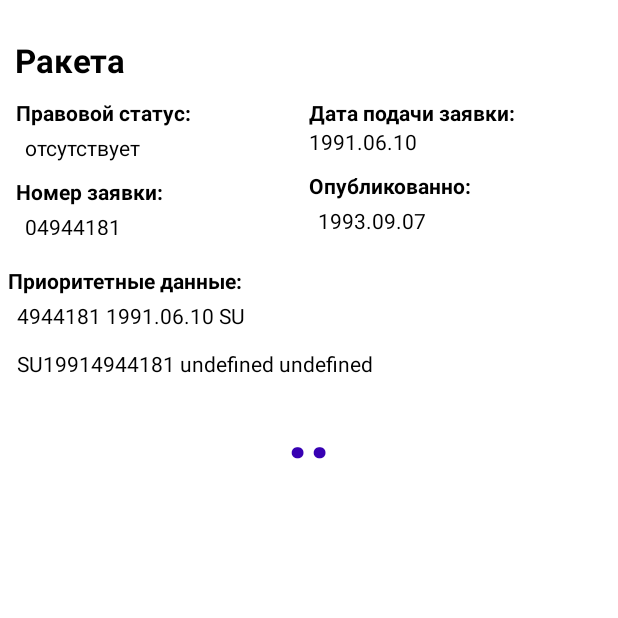
After one commit to bratusev07/RequestRosPat, an Android app: the fragment ItemFragment placed in its activity, on a phone screen of 412 x 824 dp, the top half of it. The commit adds this screen. Run offline under Robolectric (Android 15) with nearby library versions, the phone set to English and light mode, and no system bars; 1 statement that could not run was skipped.

Commit message:
Добавил обработку свайппов для переключения доп информации

```diff
--- a/app/src/main/java/com/example/requestrospat/ArrayAdapter.java
+++ b/app/src/main/java/com/example/requestrospat/ArrayAdapter.java
@@ -54,12 +54,12 @@ public class ArrayAdapter extends BaseAdapter {
         author = author.trim();
         title = properCase(title);
 
+        author = author.toUpperCase();
+
         ((TextView) view.findViewById(R.id.title)).setText(title);
-        ((TextView) view.findViewById(R.id.author)).setText("Автор " +
-                properCase(author.split(" ")[0]) + " " + properCase(author.split(" ")[1]) +
-                " " + properCase(author.split(" ")[2]));
-        ((TextView) view.findViewById(R.id.mpk)).setText(hit.getCommon().getClassification().getIpc().get(0).getFullname());
-        ((TextView) view.findViewById(R.id.doc)).setText(hit.getCommon().getPublishingOffice() + " " +
+        ((TextView) view.findViewById(R.id.author)).setText("Автор " + author);
+        ((TextView) view.findViewById(R.id.mpk)).setText("МПК " + hit.getCommon().getClassification().getIpc().get(0).getFullname());
+        ((TextView) view.findViewById(R.id.doc)).setText("Документ " + hit.getCommon().getPublishingOffice() + " " +
                 hit.getCommon().getDocumentNumber() + " " + hit.getCommon().getKind() + " " +
                 hit.getCommon().getPublicationDate());
 
--- /dev/null
+++ b/app/src/main/java/com/example/requestrospat/ItemFragment.java
@@ -0,0 +1,115 @@
+package com.example.requestrospat;
+
+import android.annotation.SuppressLint;
+import android.content.Context;
+import android.os.Bundle;
+import android.view.GestureDetector;
+import android.view.LayoutInflater;
+import android.view.MotionEvent;
+import android.view.View;
+import android.view.ViewGroup;
+import android.widget.ViewFlipper;
+
+import androidx.annotation.NonNull;
+import androidx.fragment.app.Fragment;
+
+import com.example.requestrospat.models.Hit;
+
+public class ItemFragment extends Fragment {
+
+    private static final String HIT_KEY = "hit_key";
+    private Hit hit;
+    private View root;
+
+    public static ItemFragment newInstance(Hit hit) {
+        Bundle bundle = new Bundle();
+        ItemFragment fragment = new ItemFragment();
+        bundle.putSerializable(HIT_KEY, hit);
+        fragment.setArguments(bundle);
+        return fragment;
+    }
+
+    @SuppressLint("ClickableViewAccessibility")
+    @Override
+    public View onCreateView(@NonNull LayoutInflater inflater, ViewGroup container, Bundle savedInstanceState) {
+        hit = (Hit) getArguments().getSerializable(HIT_KEY);
+        root = inflater.inflate(R.layout.info_screen, container, false);
+
+        ViewFlipper flipper = root.findViewById(R.id.flipper);
+        flipper.setOnTouchListener(new OnSwipeTouchListener(getContext()) {
+            public void onSwipeRight() {
+                flipper.showPrevious();
+            }
+            public void onSwipeLeft() {
+                flipper.showNext();
+            }
+        });
+        return root;
+    }
+
+    public class OnSwipeTouchListener implements View.OnTouchListener {
+
+        private final GestureDetector gestureDetector;
+
+        public OnSwipeTouchListener(Context ctx) {
+            gestureDetector = new GestureDetector(ctx, new GestureListener());
+        }
+
+        @Override
+        public boolean onTouch(View v, MotionEvent event) {
+            return gestureDetector.onTouchEvent(event);
+        }
+
+        private final class GestureListener extends GestureDetector.SimpleOnGestureListener {
+
+            private static final int SWIPE_THRESHOLD = 100;
+            private static final int SWIPE_VELOCITY_THRESHOLD = 100;
+
+            @Override
+            public boolean onDown(MotionEvent e) {
+                return true;
+            }
+
+            @Override
+            public boolean onFling(MotionEvent e1, MotionEvent e2, float velocityX, float velocityY) {
+                boolean result = false;
+                try {
+                    float diffY = e2.getY() - e1.getY();
+                    float diffX = e2.getX() - e1.getX();
+                    if (Math.abs(diffX) > Math.abs(diffY)) {
+                        if (Math.abs(diffX) > SWIPE_THRESHOLD && Math.abs(velocityX) > SWIPE_VELOCITY_THRESHOLD) {
+                            if (diffX > 0) {
+                                onSwipeRight();
+                            } else {
+                                onSwipeLeft();
+                            }
+                            result = true;
+                        }
+                    } else if (Math.abs(diffY) > SWIPE_THRESHOLD && Math.abs(velocityY) > SWIPE_VELOCITY_THRESHOLD) {
+                        if (diffY > 0) {
+                            onSwipeBottom();
+                        } else {
+                            onSwipeTop();
+                        }
+                        result = true;
+                    }
+                } catch (Exception exception) {
+                    exception.printStackTrace();
+                }
+                return result;
+            }
+        }
+
+        public void onSwipeRight() {
+        }
+
+        public void onSwipeLeft() {
+        }
+
+        public void onSwipeTop() {
+        }
+
+        public void onSwipeBottom() {
+        }
+    }
+}
--- a/app/src/main/java/com/example/requestrospat/MainActivity.java
+++ b/app/src/main/java/com/example/requestrospat/MainActivity.java
@@ -4,8 +4,11 @@ import androidx.appcompat.app.AppCompatActivity;
 
 import android.os.Bundle;
 import android.util.Log;
+import android.view.View;
+import android.widget.AdapterView;
 import android.widget.ListView;
 
+import com.example.requestrospat.models.Hit;
 import com.example.requestrospat.models.MyBaseModel;
 import com.example.requestrospat.models.RosResponse;
 import com.example.requestrospat.models.TmpObject;
@@ -41,13 +44,13 @@ public class MainActivity extends AppCompatActivity {
         ArrayList<String> kind = null;
         ArrayList<String> patent_holders = null;
 
-        /*authors = new ArrayList<>();
-        authors.add("Такеда Кенго (JP)");*/
+        authors = new ArrayList<>();
+        authors.add("Такеда Кенго (JP)");
 
-        filter.setAuthors(new TmpObject(authors));
-        filter.setCountry(new TmpObject(country));
-        filter.setKind(new TmpObject(kind));
-        filter.setPatent_holders(new TmpObject(patent_holders));
+        filter.setAuthors(new TmpObject(null));
+        filter.setCountry(new TmpObject(null));
+        filter.setKind(new TmpObject(null));
+        filter.setPatent_holders(new TmpObject(null));
 
         model.setLimit(100);
         model.setFilter(filter);
@@ -63,5 +66,15 @@ public class MainActivity extends AppCompatActivity {
                 Log.d("resultCode", t.getMessage());
             }
         });
+
+        listView.setOnItemClickListener(new AdapterView.OnItemClickListener() {
+            @Override
+            public void onItemClick(AdapterView<?> adapterView, View view, int i, long l) {
+                Log.d("myLog", "Click on " + i);
+                getSupportFragmentManager().beginTransaction()
+                        .replace(R.id.mainScreenActivity_Container, ItemFragment.newInstance((Hit) adapterView.getItemAtPosition(i)))
+                        .addToBackStack("").commit();
+            }
+        });
     }
 }
--- a/app/src/main/java/com/example/requestrospat/models/Hit.java
+++ b/app/src/main/java/com/example/requestrospat/models/Hit.java
@@ -3,9 +3,10 @@ package com.example.requestrospat.models;
 import com.google.gson.annotations.Expose;
 import com.google.gson.annotations.SerializedName;
 
+import java.io.Serializable;
 import java.util.List;
 
-public class Hit {
+public class Hit implements Serializable {
     @SerializedName("common")
     @Expose
     private Common common;
--- a/app/src/main/res/layout/activity_main.xml
+++ b/app/src/main/res/layout/activity_main.xml
@@ -9,4 +9,10 @@
         android:layout_width="match_parent"
         android:layout_height="match_parent"/>
 
+    <FrameLayout
+        android:id="@+id/mainScreenActivity_Container"
+        android:layout_width="match_parent"
+        android:layout_height="match_parent"
+        android:layout_marginTop="20dp"/>
+
 </FrameLayout>
--- a/app/src/main/res/layout/custome_list_item.xml
+++ b/app/src/main/res/layout/custome_list_item.xml
@@ -22,7 +22,6 @@
         android:layout_height="wrap_content"
         android:layout_marginStart="15dp"
         android:layout_marginTop="2dp"
-        android:text="Автор Kuznetsova Ina Valentynivna, UA"
         android:textColor="@color/listItemHeadersColor"
         android:textSize="14sp" />
 
@@ -32,7 +31,6 @@
         android:layout_height="wrap_content"
         android:layout_marginStart="15dp"
         android:layout_marginTop="5dp"
-        android:text="Документ UA 0000056913 A 2003.05.15"
         android:textColor="@color/listItemHeadersColor"
         android:textSize="14sp" />
 
@@ -42,7 +40,6 @@
         android:layout_height="wrap_content"
         android:layout_marginStart="15dp"
         android:layout_marginTop="1dp"
-        android:text="МПК F03H99/00"
         android:textColor="@color/listItemHeadersColor"
         android:textSize="14sp" />
 
--- /dev/null
+++ b/app/src/main/res/layout/info_screen.xml
@@ -0,0 +1,246 @@
+<?xml version="1.0" encoding="utf-8"?>
+<LinearLayout xmlns:android="http://schemas.android.com/apk/res/android"
+    android:layout_width="match_parent"
+    android:layout_height="match_parent"
+    android:background="@color/white"
+    android:orientation="vertical">
+
+    <TextView
+        android:id="@+id/info_title"
+        android:layout_width="wrap_content"
+        android:layout_height="wrap_content"
+        android:textStyle="bold"
+        android:textColor="@color/black"
+        android:layout_marginTop="5dp"
+        android:layout_marginStart="10dp"
+        android:textSize="22sp"
+        android:text="Ракета"/>
+
+    <ViewFlipper
+        android:id="@+id/flipper"
+        android:layout_width="match_parent"
+        android:layout_height="wrap_content"
+        android:layout_margin="5dp">
+
+        <LinearLayout
+            android:layout_width="match_parent"
+            android:layout_height="match_parent"
+            android:orientation="vertical">
+
+            <LinearLayout
+                android:layout_margin="5dp"
+                android:layout_width="match_parent"
+                android:layout_height="wrap_content"
+                android:orientation="horizontal">
+
+                <LinearLayout
+                    android:layout_width="0dp"
+                    android:layout_weight="1"
+                    android:layout_height="match_parent"
+                    android:orientation="vertical">
+
+                    <TextView
+                        android:text="Правовой статус:"
+                        android:textSize="14sp"
+                        android:textStyle="bold"
+                        android:textColor="@color/black"
+                        android:layout_width="wrap_content"
+                        android:layout_height="wrap_content"/>
+
+                    <TextView
+                        android:id="@+id/info_status"
+                        android:text="отсутствует"
+                        android:textSize="14sp"
+                        android:layout_marginTop="4dp"
+                        android:layout_marginStart="6dp"
+                        android:textColor="@color/black"
+                        android:layout_width="wrap_content"
+                        android:layout_height="wrap_content"/>
+
+                    <TextView
+                        android:text="Номер заявки:"
+                        android:textSize="14sp"
+                        android:textStyle="bold"
+                        android:layout_marginTop="10dp"
+                        android:textColor="@color/black"
+                        android:layout_width="wrap_content"
+                        android:layout_height="wrap_content"/>
+
+                    <TextView
+                        android:id="@+id/info_number"
+                        android:text="04944181"
+                        android:textSize="14sp"
+                        android:layout_marginTop="4dp"
+                        android:layout_marginStart="6dp"
+                        android:textColor="@color/black"
+                        android:layout_width="wrap_content"
+                        android:layout_height="wrap_content"/>
+
+                </LinearLayout>
+
+                <LinearLayout
+                    android:layout_width="0dp"
+                    android:layout_weight="1"
+                    android:layout_height="wrap_content"
+                    android:orientation="vertical">
+
+                    <TextView
+                        android:text="Дата подачи заявки:"
+                        android:textSize="14sp"
+                        android:textStyle="bold"
+                        android:textColor="@color/black"
+                        android:layout_width="wrap_content"
+                        android:layout_height="wrap_content"/>
+
+                    <TextView
+                        android:id="@+id/info_pushDate"
+                        android:text="1991.06.10"
+                        android:textSize="14sp"
+                        android:textColor="@color/black"
+                        android:layout_width="wrap_content"
+                        android:layout_height="wrap_content"/>
+
+                    <TextView
+                        android:text="Опубликованно:"
+                        android:textSize="14sp"
+                        android:textStyle="bold"
+                        android:layout_marginTop="10dp"
+                        android:textColor="@color/black"
+                        android:layout_width="wrap_content"
+                        android:layout_height="wrap_content"/>
+
+                    <TextView
+                        android:id="@+id/info_postDate"
+                        android:text="1993.09.07"
+                        android:textSize="14sp"
+                        android:layout_marginTop="4dp"
+                        android:layout_marginStart="6dp"
+                        android:textColor="@color/black"
+                        android:layout_width="wrap_content"
+                        android:layout_height="wrap_content"/>
+                </LinearLayout>
+            </LinearLayout>
+
+            <TextView
+                android:text="Приоритетные данные:"
+                android:textSize="14sp"
+                android:textStyle="bold"
+                android:layout_marginTop="15dp"
+                android:textColor="@color/black"
+                android:layout_width="wrap_content"
+                android:layout_height="wrap_content"/>
+
+            <TextView
+                android:id="@+id/info_priority"
+                android:text="4944181 1991.06.10 SU\n\nSU19914944181 undefined undefined"
+                android:textSize="14sp"
+                android:layout_marginTop="4dp"
+                android:layout_marginStart="6dp"
+                android:textColor="@color/black"
+                android:layout_width="wrap_content"
+                android:layout_height="wrap_content"/>
+
+            <TextView
+                android:layout_width="wrap_content"
+                android:layout_height="wrap_content"
+                android:layout_gravity="center"
+                android:text=".."
+                android:textStyle="bold"
+                android:textSize="50sp"
+                android:textColor="@color/listItemTitleColor"/>
+        </LinearLayout>
+
+        <LinearLayout
+            android:layout_width="match_parent"
+            android:layout_height="match_parent"
+            android:orientation="vertical">
+
+            <TextView
+                android:text="Заявители:"
+                android:textSize="14sp"
+                android:textStyle="bold"
+                android:layout_marginTop="15dp"
+                android:textColor="@color/black"
+                android:layout_width="wrap_content"
+                android:layout_height="wrap_content"/>
+
+            <TextView
+                android:id="@+id/info_poster"
+                android:text="Куликов А.И."
+                android:textSize="14sp"
+                android:layout_marginTop="4dp"
+                android:layout_marginStart="6dp"
+                android:textColor="@color/black"
+                android:layout_width="wrap_content"
+                android:layout_height="wrap_content"/>
+
+            <TextView
+                android:text="Авторы:"
+                android:textSize="14sp"
+                android:textStyle="bold"
+                android:layout_marginTop="15dp"
+                android:textColor="@color/black"
+                android:layout_width="wrap_content"
+                android:layout_height="wrap_content"/>
+
+            <TextView
+                android:id="@+id/info_authors"
+                android:text="Куликов А.И."
+                android:textSize="14sp"
+                android:layout_marginTop="4dp"
+                android:layout_marginStart="6dp"
+                android:textColor="@color/black"
+                android:layout_width="wrap_content"
+                android:layout_height="wrap_content"/>
+
+            <TextView
+                android:text="Патентообладатели:"
+                android:textSize="14sp"
+                android:textStyle="bold"
+                android:layout_marginTop="15dp"
+                android:textColor="@color/black"
+                android:layout_width="wrap_content"
+                android:layout_height="wrap_content"/>
+
+            <TextView
+                android:id="@+id/info_owner"
+                android:text="Куликов А.И."
+                android:textSize="14sp"
+                android:layout_marginTop="4dp"
+                android:layout_marginStart="6dp"
+                android:textColor="@color/black"
+                android:layout_width="wrap_content"
+                android:layout_height="wrap_content"/>
+
+            <TextView
+                android:text="Документы, цитированные в отчёте о поиске:"
+                android:textSize="14sp"
+                android:textStyle="bold"
+                android:layout_marginTop="15dp"
+                android:textColor="@color/black"
+                android:layout_width="wrap_content"
+                android:layout_height="wrap_content"/>
+
+            <TextView
+                android:id="@+id/info_docs"
+                android:text="Е.Б.Волков. Ракетные двигатели, М.: Во- ениздат, 1969, с.78. Э.С.Педерсен. Атомная энергия в космосе. Атомиздат, М.: 1967, с.74, 146."
+                android:textSize="14sp"
+                android:layout_marginTop="4dp"
+                android:layout_marginEnd="40dp"
+                android:layout_marginStart="6dp"
+                android:textColor="@color/black"
+                android:layout_width="wrap_content"
+                android:layout_height="wrap_content"/>
+
+            <TextView
+                android:layout_width="wrap_content"
+                android:layout_height="wrap_content"
+                android:layout_gravity="center"
+                android:text=".."
+                android:textStyle="bold"
+                android:textSize="50sp"
+                android:textColor="@color/listItemTitleColor"/>
+
+        </LinearLayout>
+    </ViewFlipper>
+</LinearLayout>
```
